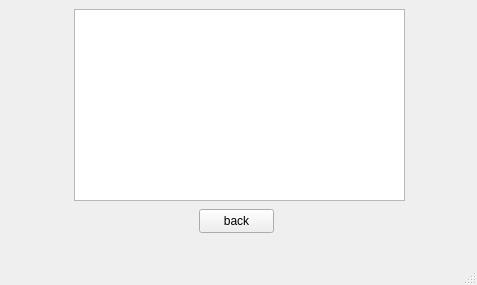
Old version of the form Educational-Management-System/mainwindow.ui in the repository abdsaber000/Educational-Management-System-GUI.
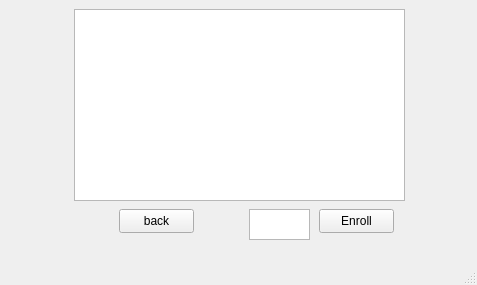
New version of the form. The open tabs and pages were chosen to show the change.

Commit message: Add Enroll in course

```diff
--- a/Educational-Management-System/mainwindow.ui
+++ b/Educational-Management-System/mainwindow.ui
@@ -469,7 +469,7 @@
      <widget class="QPushButton" name="BackButton_ExploreCoursesScreen">
       <property name="geometry">
        <rect>
-        <x>190</x>
+        <x>110</x>
         <y>210</y>
         <width>75</width>
         <height>24</height>
@@ -479,6 +479,29 @@
        <string>back</string>
       </property>
      </widget>
+     <widget class="QPushButton" name="EnrollButton_ExploreCoursesScreen">
+      <property name="geometry">
+       <rect>
+        <x>310</x>
+        <y>210</y>
+        <width>75</width>
+        <height>24</height>
+       </rect>
+      </property>
+      <property name="text">
+       <string>Enroll</string>
+      </property>
+     </widget>
+     <widget class="QTextEdit" name="EnrollTextEdit_ExploreCoursesScreen">
+      <property name="geometry">
+       <rect>
+        <x>240</x>
+        <y>210</y>
+        <width>61</width>
+        <height>31</height>
+       </rect>
+      </property>
+     </widget>
     </widget>
     <widget class="QWidget" name="CreateCourseScreen">
      <widget class="QLabel" name="EnterCourseLabel_CreateCourse">
```
Left out of the diff: 28 changed lines with no effect on the pictures. The commit also changes 13 other files.
